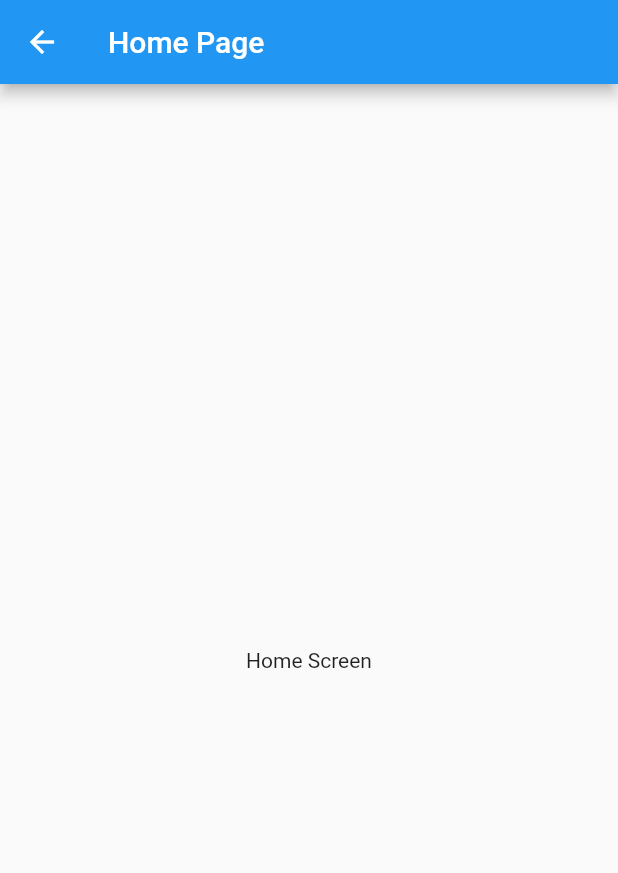
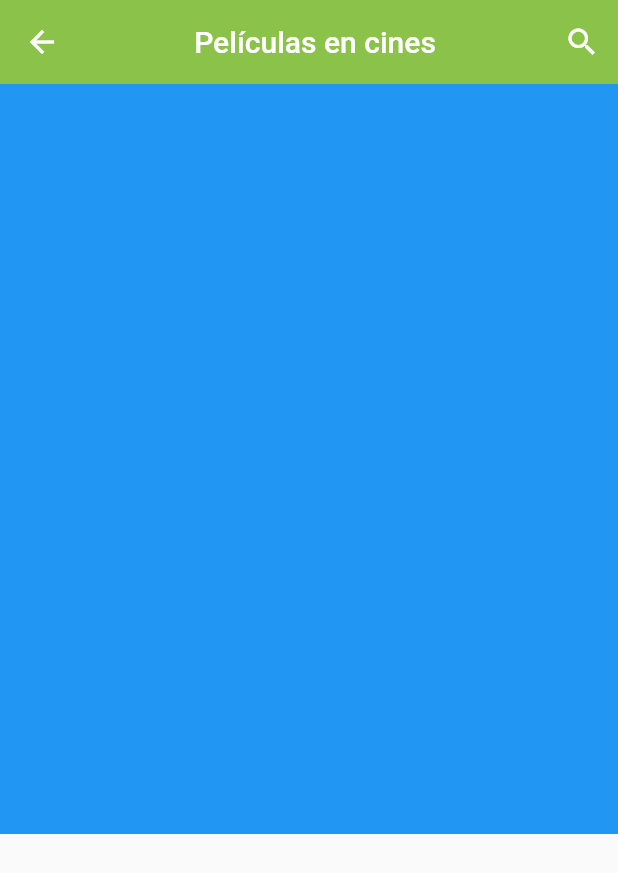
Before and after one commit to mishrole/Flutter_TheMovieDB, a Flutter app: the HomeScreen screen opened directly, on a phone screen of 412 x 824 dp. Shown: the top 873 px of the screen. Run offline on Flutter 3.47's test engine with Material 2 defaults, Android fonts, the phone set to English and light mode, and no system bars; statements that could not run were skipped.

Commit message:
[Add]: Global Theme

```diff
--- a/lib/main.dart
+++ b/lib/main.dart
@@ -13,7 +13,12 @@ class MyApp extends StatelessWidget {
       routes: {
         'home': (_) => HomeScreen(),
         'details': (_) => DetailsScreen()
-      }
+      },
+      theme: ThemeData.light().copyWith(
+        appBarTheme: AppBarTheme(
+          color: Colors.lightGreen
+        )
+      ),
     );
   }
 }
--- a/lib/screens/home_screen.dart
+++ b/lib/screens/home_screen.dart
@@ -1,4 +1,5 @@
 import 'package:flutter/material.dart';
+import 'package:peliculasapp/widgets/widgets.dart';
 
 class HomeScreen extends StatelessWidget {
   const HomeScreen({ Key? key }) : super(key: key);
@@ -7,13 +8,27 @@ class HomeScreen extends StatelessWidget {
   Widget build(BuildContext context) {
     return Scaffold(
       appBar: AppBar(
-        title: Text('Home Page'),
+        title: Center(
+          child: Text('Películas en cines')
+        ),
+        elevation: 0,
+        actions: [
+          IconButton(
+            onPressed: () {},
+            icon: Icon(Icons.search_outlined)
+          ),
+        ],
       ),
-      body: Container(
-        child: Center(
-          child: Text('Home Screen'),
-        )
-      )
+      body: Column(
+        children: [
+            CardSwiper()
+        ],
+      ),
+      // body: Container(
+      //   child: Center(
+      //     child: Text('Home Screen'),
+      //   )
+      // )
     );
   }
 }
--- /dev/null
+++ b/lib/widgets/card_swiper.dart
@@ -0,0 +1,14 @@
+import 'package:flutter/material.dart';
+
+class CardSwiper extends StatelessWidget {
+  const CardSwiper({ Key? key }) : super(key: key);
+
+  @override
+  Widget build(BuildContext context) {
+    return Container(
+      width: double.infinity,
+      height: 500,
+      color: Colors.blue,
+    );
+  }
+}
--- /dev/null
+++ b/lib/widgets/widgets.dart
@@ -0,0 +1 @@
+export 'package:peliculasapp/widgets/card_swiper.dart';
```
